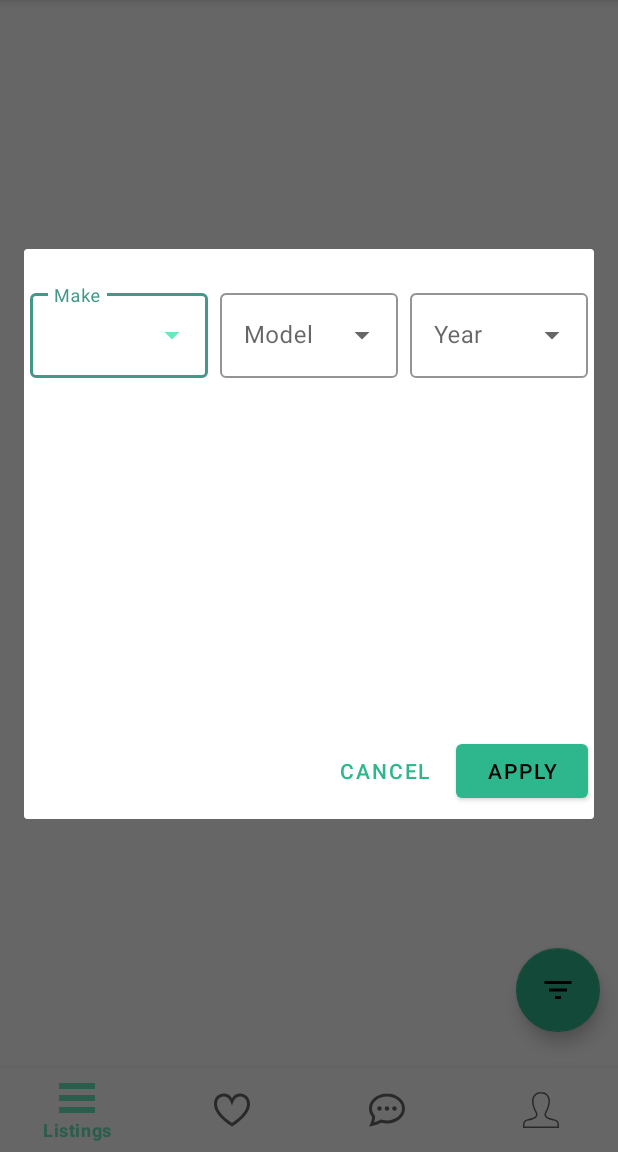
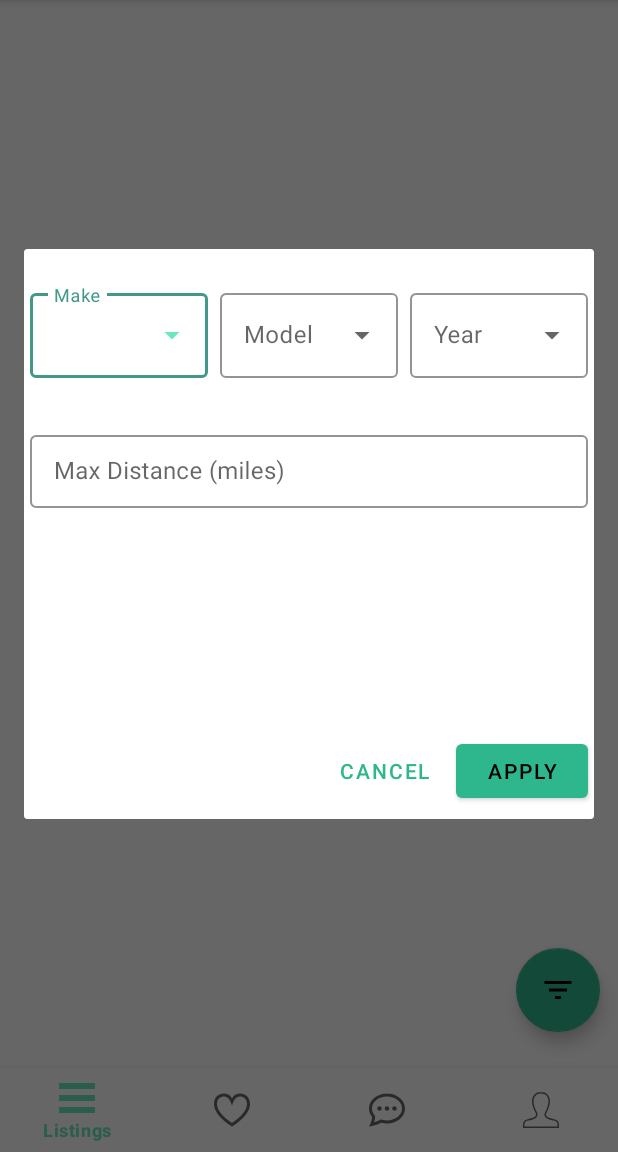
Before and after one commit to habraham2023/Abes_Car_Dealership, an Android app: the fragment FilterFragmentDialog placed in its activity, on a phone screen of 412 x 824 dp, the part 84-1236 px from its top. Run offline under Robolectric (Android 15) with nearby library versions, the phone set to English and light mode, and no system bars; libraries missing offline, so code that uses them is left out: com.parse; pictures from the network do not load; 6 statements that could not run were skipped.

Commit message:
User can now filter by distance

```diff
--- a/app/src/main/java/com/habraham/abes_car_dealership/fragments/FilterFragmentDialog.java
+++ b/app/src/main/java/com/habraham/abes_car_dealership/fragments/FilterFragmentDialog.java
@@ -22,6 +22,7 @@ import android.widget.ArrayAdapter;
 import android.widget.AutoCompleteTextView;
 
 import com.google.android.material.button.MaterialButton;
+import com.google.android.material.textfield.TextInputEditText;
 import com.google.android.material.textfield.TextInputLayout;
 import com.habraham.abes_car_dealership.R;
 import com.habraham.abes_car_dealership.models.Make;
@@ -43,6 +44,7 @@ public class FilterFragmentDialog extends DialogFragment {
     AutoCompleteTextView modelDropdown;
     TextInputLayout yearLayout;
     AutoCompleteTextView yearDropdown;
+    TextInputEditText distanceEditText;
 
     List<Make> makes;
 
@@ -90,6 +92,7 @@ public class FilterFragmentDialog extends DialogFragment {
         modelDropdown = view.findViewById(R.id.modelDropdown);
         yearLayout = view.findViewById(R.id.yearLayout);
         yearDropdown = view.findViewById(R.id.yearDropdown);
+        distanceEditText = view.findViewById(R.id.distanceEditText);
         btnCancel = view.findViewById(R.id.btnCancel);
         btnApply = view.findViewById(R.id.btnApply);
 
@@ -120,12 +123,14 @@ public class FilterFragmentDialog extends DialogFragment {
                 String make = makeDropdown.getText().toString();
                 String model = modelDropdown.getText().toString();
                 String year = yearDropdown.getText().toString();
-
+                String distanceText = distanceEditText.getText().toString();
+                int maxDistance = distanceText.isEmpty() ? Integer.MAX_VALUE : Integer.parseInt(distanceText);
                 FilterDialogListener listener = (FilterDialogListener) getTargetFragment();
                 Intent i = new Intent();
                 i.putExtra("make", make);
                 i.putExtra("model", model);
                 i.putExtra("year", year);
+                i.putExtra("maxDistance", maxDistance);
 
                 listener.onFinishFilterDialog(i);
                 dismiss();
--- a/app/src/main/java/com/habraham/abes_car_dealership/fragments/ListingsFragment.java
+++ b/app/src/main/java/com/habraham/abes_car_dealership/fragments/ListingsFragment.java
@@ -32,6 +32,7 @@ import com.habraham.abes_car_dealership.models.Favorite;
 import com.habraham.abes_car_dealership.models.Listing;
 import com.parse.FindCallback;
 import com.parse.ParseException;
+import com.parse.ParseGeoPoint;
 import com.parse.ParseQuery;
 
 import java.util.ArrayList;
@@ -40,6 +41,8 @@ import java.util.List;
 public class ListingsFragment extends Fragment implements FilterFragmentDialog.FilterDialogListener {
     private static final String TAG = "ListingsFragment";
     private static final int _REQUEST_CODE_LOCATION_PERMISSION = 1;
+    private static final double METERS_TO_MILES = 0.00062137f;
+
     public Location location = new Location("location");
     protected ListingsAdapter adapter;
     Toolbar toolbar;
@@ -160,6 +163,7 @@ public class ListingsFragment extends Fragment implements FilterFragmentDialog.F
         String make = i.getStringExtra("make");
         String model = i.getStringExtra("model");
         String year = i.getStringExtra("year");
+        final int maxDistance = i.getIntExtra("maxDistance", Integer.MAX_VALUE);
 
         Log.i(TAG, "onFinishFilterDialog: " + make + " " + model + " " + year);
 
@@ -174,6 +178,17 @@ public class ListingsFragment extends Fragment implements FilterFragmentDialog.F
         query.findInBackground(new FindCallback<Listing>() {
             @Override
             public void done(List<Listing> newListings, ParseException e) {
+                for (int i = 0; i < newListings.size(); i++) {
+                    ParseGeoPoint sellerLocation = newListings.get(i).getLatLng();
+                    if (sellerLocation != null) {
+                        double distance;
+                        Location destination = new Location("destination");
+                        destination.setLatitude(sellerLocation.getLatitude());
+                        destination.setLongitude(sellerLocation.getLongitude());
+                        distance = location.distanceTo(destination) * METERS_TO_MILES;
+                        if (distance > maxDistance) newListings.remove(newListings.get(i--));
+                    }
+                }
                 adapter.clear();
                 adapter.addAll(newListings);
             }
--- a/app/src/main/res/layout/activity_onboarding.xml
+++ b/app/src/main/res/layout/activity_onboarding.xml
@@ -34,7 +34,7 @@
             android:layout_marginEnd="12dp" />
         <com.google.android.material.button.MaterialButton
             style="@style/Widget.Abe.Button.TextButton"
-            android:id="@+id/btnCancel"
+            android:id="@+id/btnSignup"
             android:layout_width="wrap_content"
             android:layout_height="wrap_content"
             android:text="@string/signup"
--- a/app/src/main/res/layout/fragment_filter.xml
+++ b/app/src/main/res/layout/fragment_filter.xml
@@ -63,6 +63,25 @@
         </com.google.android.material.textfield.TextInputLayout>
     </LinearLayout>
 
+    <com.google.android.material.textfield.TextInputLayout
+        android:id="@+id/distanceLayout"
+        style="@style/Widget.Abe.TextInputLayout"
+        android:layout_width="wrap_content"
+        android:layout_height="wrap_content"
+        android:layout_below="@+id/dropdowns"
+        android:layout_alignParentStart="true"
+        android:layout_alignParentEnd="true"
+        android:layout_marginHorizontal="4dp"
+        android:layout_marginTop="24dp">
+
+        <com.google.android.material.textfield.TextInputEditText
+            android:id="@+id/distanceEditText"
+            android:layout_width="match_parent"
+            android:layout_height="wrap_content"
+            android:hint="@string/maxDistance"
+            android:inputType="numberDecimal" />
+    </com.google.android.material.textfield.TextInputLayout>
+
     <RelativeLayout
         android:layout_width="match_parent"
         android:layout_height="wrap_content"
--- a/app/src/main/res/values/strings.xml
+++ b/app/src/main/res/values/strings.xml
@@ -40,4 +40,5 @@
     <string name="cancel">Cancel</string>
     <string name="apply">Apply</string>
     <string name="takePhoto">Take Photo</string>
+    <string name="maxDistance">Max Distance (miles)</string>
 </resources>
```
Also changed, not shown: 1 other file.
